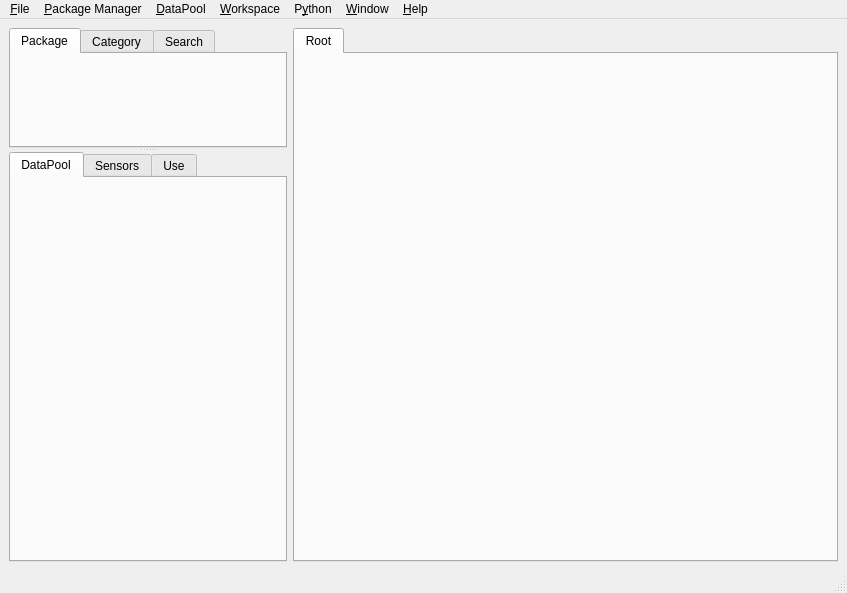
Old version of the form src/visualea/resources/mainwindow.ui in the repository openalea/visualea.
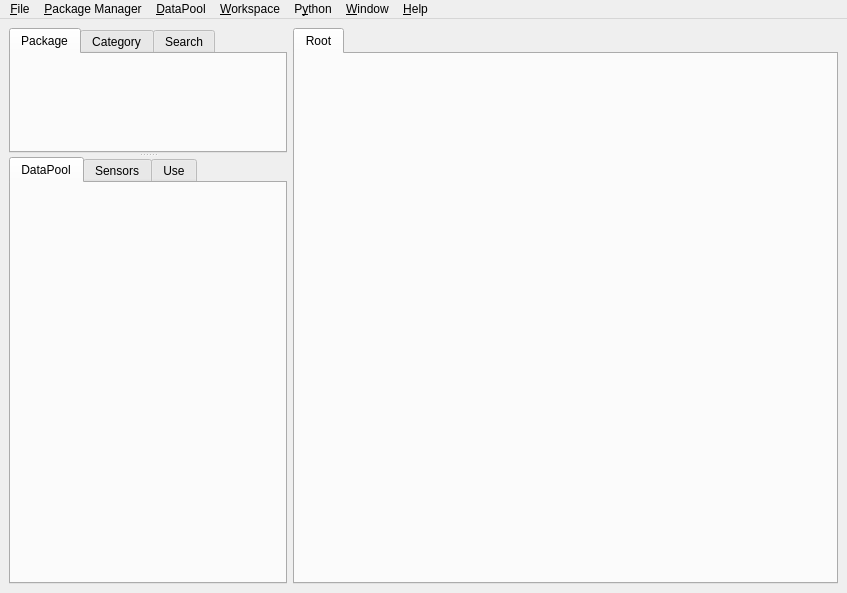
New version of the form. Icons and pictures are not drawn.

Commit message: Add windows to menu to hide workspace

What changed in the file:
```diff
--- a/src/visualea/resources/mainwindow.ui
+++ b/src/visualea/resources/mainwindow.ui
@@ -353,7 +353,6 @@
    <addaction name="menu_Window" />
    <addaction name="menu_Help" />
   </widget>
-  <widget class="QStatusBar" name="statusbar" />
   <action name="action_About" >
    <property name="text" >
     <string>&amp;About</string>
```
Left out of the diff: 28 changed lines with no effect on the pictures. The commit also changes 2 other files.
